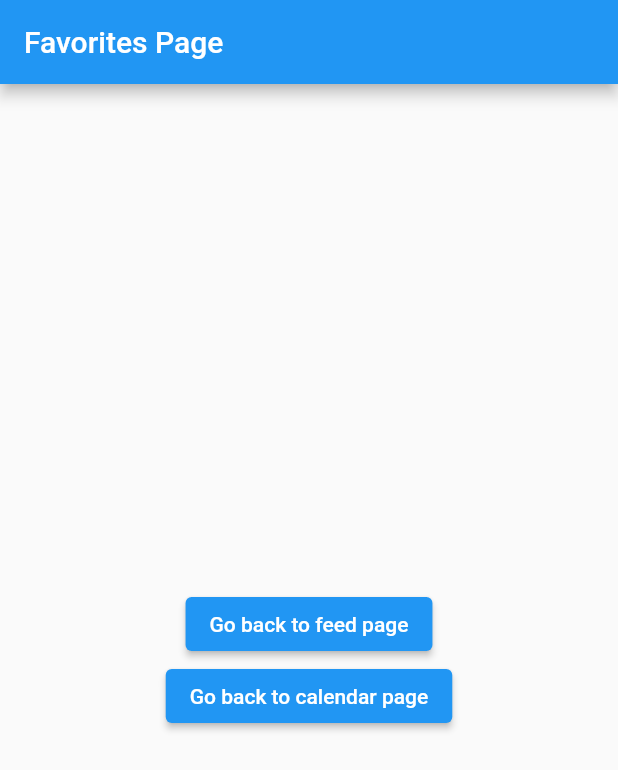
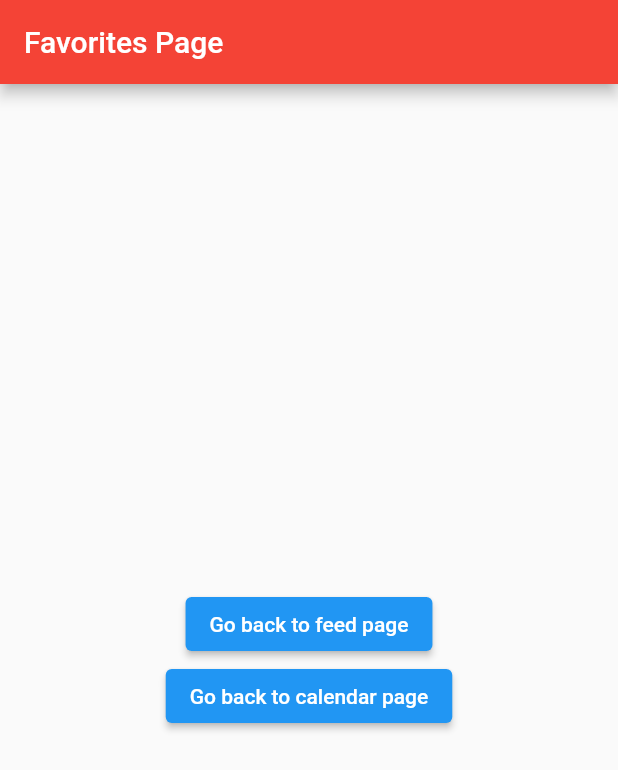
Before and after one commit to DariusMuscalu/News-Feed-App, a Flutter app: the FavoritesPage screen opened by its route, on a phone screen of 412 x 824 dp. Shown: the top 770 px of the screen. Run offline on Flutter 3.47's test engine with Material 2 defaults, Android fonts, the phone set to English and light mode, and no system bars; our stand-ins replace flutter_svg, go_router, url_strategy; network calls fail.

Commit message:
Added search news by keywords and made scaffold a shared component across all pages, named page-shell.dart

```diff
--- a/lib/favorites/pages/favorites.page.dart
+++ b/lib/favorites/pages/favorites.page.dart
@@ -1,18 +1,13 @@
 import 'package:flutter/material.dart';
 import 'package:go_router/go_router.dart';
+import 'package:news_app/shared/widgets/pages/page-shell.dart';
 
 class FavoritesPage extends StatelessWidget {
   const FavoritesPage({Key? key}) : super(key: key);
 
   @override
-  Widget build(BuildContext context) => Scaffold(
-        appBar: AppBar(
-          automaticallyImplyLeading: false,
-          title: const Text('Favorites Page'),
-        ),
-        body: Center(
-          child: Column(
-            mainAxisAlignment: MainAxisAlignment.center,
+  Widget build(BuildContext context) => PageShell(
+        appBarChild: const Text('Favorites Page'),
         children: <Widget>[
           ElevatedButton(
             onPressed: () => context.go('/'),
@@ -23,7 +18,5 @@ class FavoritesPage extends StatelessWidget {
             child: const Text('Go back to calendar page'),
           ),
         ],
-          ),
-        ),
       );
 }
--- a/lib/feed/repositories/news-pack.repository.dart
+++ b/lib/feed/repositories/news-pack.repository.dart
@@ -15,7 +15,7 @@ class NewsPackRepository {
     if (response.statusCode == 200) {
       return NewsPackM.fromJson(jsonDecode(response.body));
     } else {
-      throw Exception('Unexpected error occurred in NewsM repository!');
+      throw Exception('Unexpected error occurred in NewsPack repository!');
     }
   }
 }
--- a/lib/main.dart
+++ b/lib/main.dart
@@ -19,6 +19,7 @@ class App extends StatelessWidget {
   Widget build(BuildContext context) => ChangeNotifierProvider(
         create: (context) => NewsPackService(),
         child: MaterialApp.router(
+          debugShowCheckedModeBanner: false,
           routerConfig: router,
         ),
       );
--- /dev/null
+++ b/lib/shared/widgets/pages/page-shell.dart
@@ -0,0 +1,37 @@
+import 'package:flutter/material.dart';
+
+// A shared component used to wrap all pages inside the app.
+// It prevents overflow of the content inside mobiles, every page should be wrapped with it!
+// TODO See if you should add _centeredCol in the body here too.
+// ignore_for_file: file_names
+class PageShell extends StatelessWidget {
+  final Widget appBarChild;
+  final List<Widget> children;
+
+  const PageShell({
+    required this.appBarChild,
+    required this.children,
+    Key? key,
+  }) : super(key: key);
+
+  @override
+  Widget build(BuildContext context) {
+    return Scaffold(
+      appBar: AppBar(
+        automaticallyImplyLeading: false,
+        backgroundColor: Colors.red,
+        title: appBarChild,
+      ),
+      body: _centeredCol(
+        children: children,
+      ),
+    );
+  }
+
+  Widget _centeredCol({required List<Widget> children}) => Center(
+        child: Column(
+          mainAxisAlignment: MainAxisAlignment.center,
+          children: children,
+        ),
+      );
+}
```
Also changed, not shown: lib/calendar/pages/calendar.page.dart (+15 -10 lines), lib/feed/models/news.model.dart (+7 -6 lines), lib/feed/pages/feed.page.dart (+71 -13 lines), lib/shared/widgets/buttons/button.dart (added, +11 -0 lines), 2 other files. Lines whose indentation alone changed are shown as unchanged.
